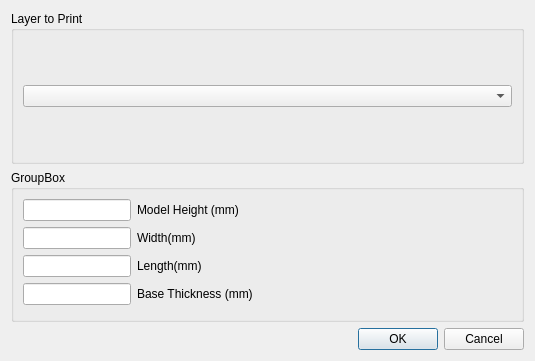
Before: the Qt Designer form dem2stl_dialog_base.ui in SuheybAden/STL_Generator-QGIS_Plugin, drawn with Qt 5.
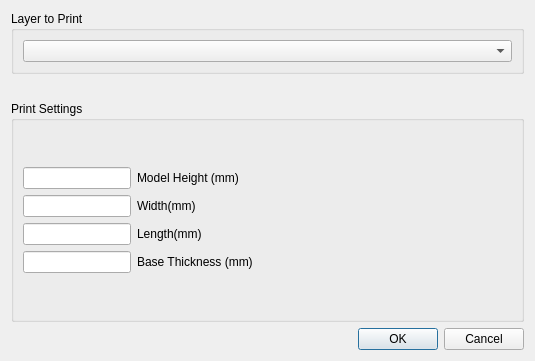
After: the same form once the commit is applied.

```diff
--- a/dem2stl_dialog_base.ui
+++ b/dem2stl_dialog_base.ui
@@ -29,10 +29,23 @@
      </layout>
     </widget>
    </item>
+   <item>
+    <spacer name="verticalSpacer_3">
+     <property name="orientation">
+      <enum>Qt::Vertical</enum>
+     </property>
+     <property name="sizeHint" stdset="0">
+      <size>
+       <width>20</width>
+       <height>40</height>
+      </size>
+     </property>
+    </spacer>
+   </item>
    <item>
     <widget class="QGroupBox" name="groupBox_2">
      <property name="title">
-      <string>GroupBox</string>
+      <string>Print Settings</string>
      </property>
      <layout class="QVBoxLayout" name="verticalLayout_2">
       <item>
@@ -83,6 +96,32 @@
           </property>
          </widget>
         </item>
+        <item row="5" column="0">
+         <spacer name="verticalSpacer_2">
+          <property name="orientation">
+           <enum>Qt::Vertical</enum>
+          </property>
+          <property name="sizeHint" stdset="0">
+           <size>
+            <width>20</width>
+            <height>40</height>
+           </size>
+          </property>
+         </spacer>
+        </item>
+        <item row="0" column="0">
+         <spacer name="verticalSpacer">
+          <property name="orientation">
+           <enum>Qt::Vertical</enum>
+          </property>
+          <property name="sizeHint" stdset="0">
+           <size>
+            <width>20</width>
+            <height>40</height>
+           </size>
+          </property>
+         </spacer>
+        </item>
        </layout>
       </item>
      </layout>
```
